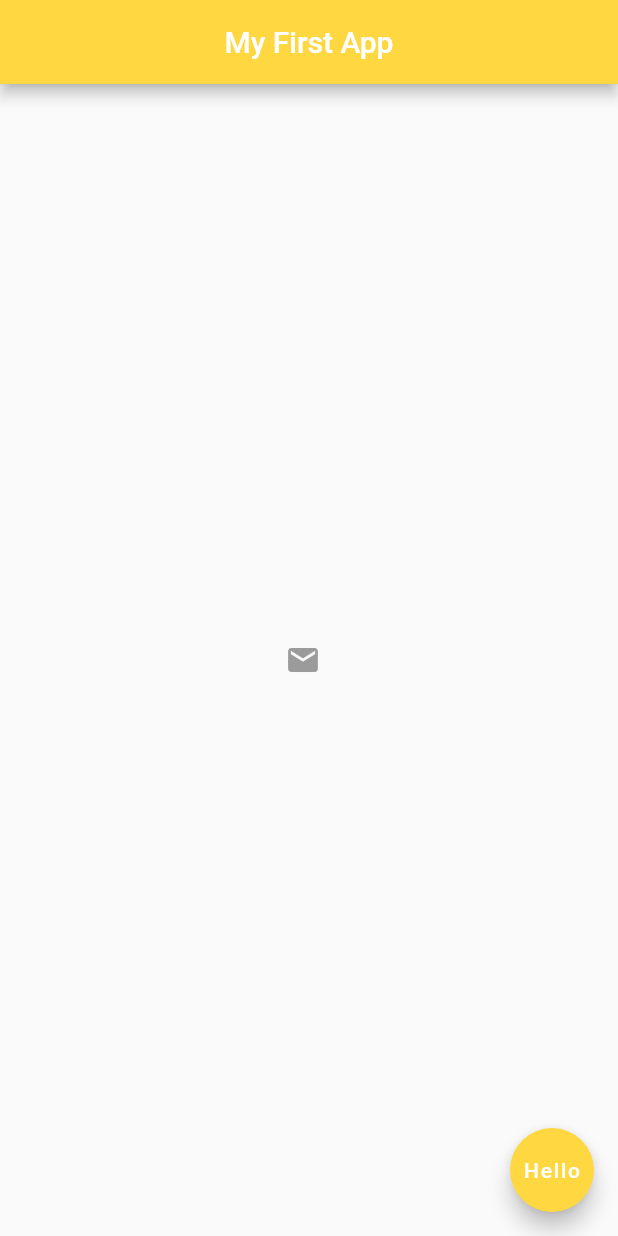
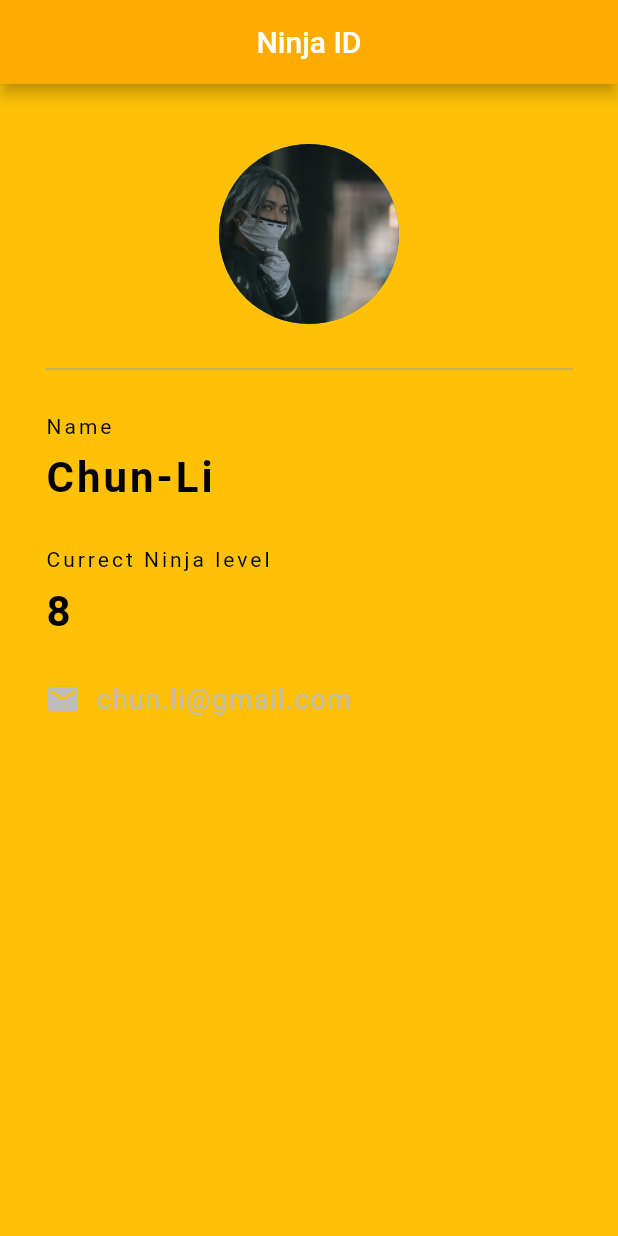
Before and after one commit to netanel4630/Flutter, a Flutter app: the screen it shows after launch, on a phone screen of 412 x 824 dp. Run offline on Flutter 3.47's test engine with Material 2 defaults, Android fonts, the phone set to English and light mode, and no system bars.

Commit message:
first app

```diff
--- a/myaap/lib/main.dart
+++ b/myaap/lib/main.dart
@@ -8,23 +8,83 @@ class Home extends StatelessWidget {
   @override
   Widget build(BuildContext context) {
     return Scaffold(
+        backgroundColor: Colors.amber,
         appBar: AppBar(
-          title: Text("My First App"),
+          title: Text("Ninja ID"),
           centerTitle: true,
-          backgroundColor: Colors.amberAccent,
+          backgroundColor: Colors.amberAccent[700],
         ),
-        body: Center(
-          child: TextButton.icon(
-            icon: Icon(Icons.mail),
-            onPressed: null,
-            label: Text(""),
+        body: Padding(
+          padding: EdgeInsets.fromLTRB(30.0, 40.0, 30.0, 0.0),
+          child: Column(
+            crossAxisAlignment: CrossAxisAlignment.start,
+            children: <Widget>[
+              Center(
+                child: CircleAvatar(
+                  backgroundImage: AssetImage('assets/n.jpeg'),
+                  radius: 60.0,
+                ),
+              ),
+              Divider(
+                height: 60.0,
+                color: Colors.grey,
+              ),
+              Text(
+                'Name',
+                style: TextStyle(
+                  color: Colors.black,
+                  letterSpacing: 2.0,
+                ),
+              ),
+              SizedBox(height: 10.0),
+              Text(
+                'Chun-Li',
+                style: TextStyle(
+                  color: Colors.black,
+                  letterSpacing: 2.0,
+                  fontSize: 28.0,
+                  fontWeight: FontWeight.bold
+                ),
+              ),
+            SizedBox(height: 30.0),
+              Text(
+                'Currect Ninja level',
+                style: TextStyle(
+                  color: Colors.black,
+                  letterSpacing: 2.0,
+                ),
+              ),
+              SizedBox(height: 10.0),
+              Text(
+                '8',
+                style: TextStyle(
+                    color: Colors.black,
+                    letterSpacing: 2.0,
+                    fontSize: 28.0,
+                    fontWeight: FontWeight.bold
+                ),
+              ),
+              SizedBox(height: 30.0),
+              Row(
+                children: <Widget>[
+                  Icon(
+                    Icons.email,
+                    color: Colors.grey[400],
+                  ),
+                  SizedBox(width: 10.0),
+                  Text(
+                    'chun.li@gmail.com',
+                    style: TextStyle(
+                      color: Colors.grey[400],
+                      fontSize: 18.0,
+                      letterSpacing: 1.0,
+                    ),
+                  )
+                ],
+              )
+            ],
           ),
         ),
-        floatingActionButton: FloatingActionButton(
-          onPressed: null,
-          child: Text("Hello"),
-          backgroundColor: Colors.amberAccent,
-        )
     );
   }
 }
```
